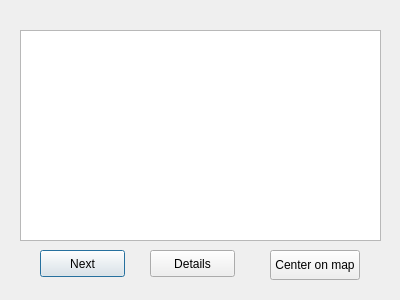
Before: the Qt Designer form kstars/tools/starhopperdialog.ui in KDE/kstars, drawn with Qt 5.
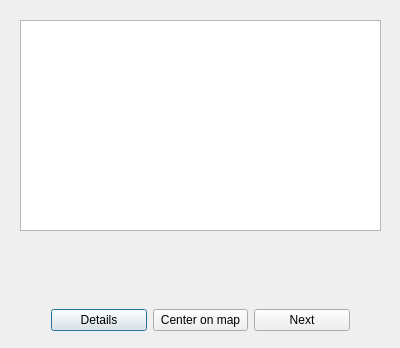
After: the same form once the commit is applied.

Commit message:
Adding star-hop instructions to the star hopper UI + other small changes
Directions previously printed to the debug console are now displayed
on the UI.

Also, some variable naming conventions have been changed, and
indentation faults have been fixed.

The buttons on the UI are now placed in a horizontal layout and a
label to display the aforementioned directions is added.

Diff of the .ui file:
```diff
--- a/kstars/tools/starhopperdialog.ui
+++ b/kstars/tools/starhopperdialog.ui
@@ -7,7 +7,7 @@
     <x>0</x>
     <y>0</y>
     <width>400</width>
-    <height>300</height>
+    <height>348</height>
    </rect>
   </property>
   <property name="windowTitle">
@@ -17,51 +17,61 @@
    <property name="geometry">
     <rect>
      <x>20</x>
-     <y>30</y>
+     <y>20</y>
      <width>361</width>
      <height>211</height>
     </rect>
    </property>
   </widget>
-  <widget class="QPushButton" name="NextButton">
+  <widget class="QWidget" name="horizontalWidget" native="true">
    <property name="geometry">
     <rect>
      <x>40</x>
-     <y>250</y>
-     <width>85</width>
-     <height>27</height>
+     <y>290</y>
+     <width>321</width>
+     <height>61</height>
     </rect>
    </property>
-   <property name="text">
-    <string>Next</string>
-   </property>
+   <layout class="QHBoxLayout" name="horizontalLayout">
+    <item>
+     <widget class="QPushButton" name="DetailsButton">
+      <property name="text">
+       <string>Details</string>
+      </property>
+     </widget>
+    </item>
+    <item>
+     <widget class="QPushButton" name="GotoButton">
+      <property name="text">
+       <string>Center on map</string>
+      </property>
+     </widget>
+    </item>
+    <item>
+     <widget class="QPushButton" name="NextButton">
+      <property name="text">
+       <string>Next</string>
+      </property>
+     </widget>
+    </item>
+   </layout>
   </widget>
-  <widget class="QPushButton" name="DetailsButton">
+  <widget class="QLabel" name="directionsLabel">
    <property name="geometry">
     <rect>
-     <x>150</x>
-     <y>250</y>
-     <width>85</width>
-     <height>27</height>
+     <x>20</x>
+     <y>240</y>
+     <width>361</width>
+     <height>51</height>
     </rect>
    </property>
    <property name="text">
-    <string>Details</string>
+    <string/>
    </property>
   </widget>
-  <widget class="QPushButton" name="GotoButton">
-   <property name="geometry">
-    <rect>
-     <x>270</x>
-     <y>250</y>
-     <width>90</width>
-     <height>30</height>
-    </rect>
-   </property>
-   <property name="text">
-    <string>Center on map</string>
-   </property>
-  </widget>
+  <zorder>horizontalWidget</zorder>
+  <zorder>listWidget</zorder>
+  <zorder>directions</zorder>
  </widget>
  <layoutdefault spacing="6" margin="11"/>
  <resources/>
```
The commit also changes 4 other files.
